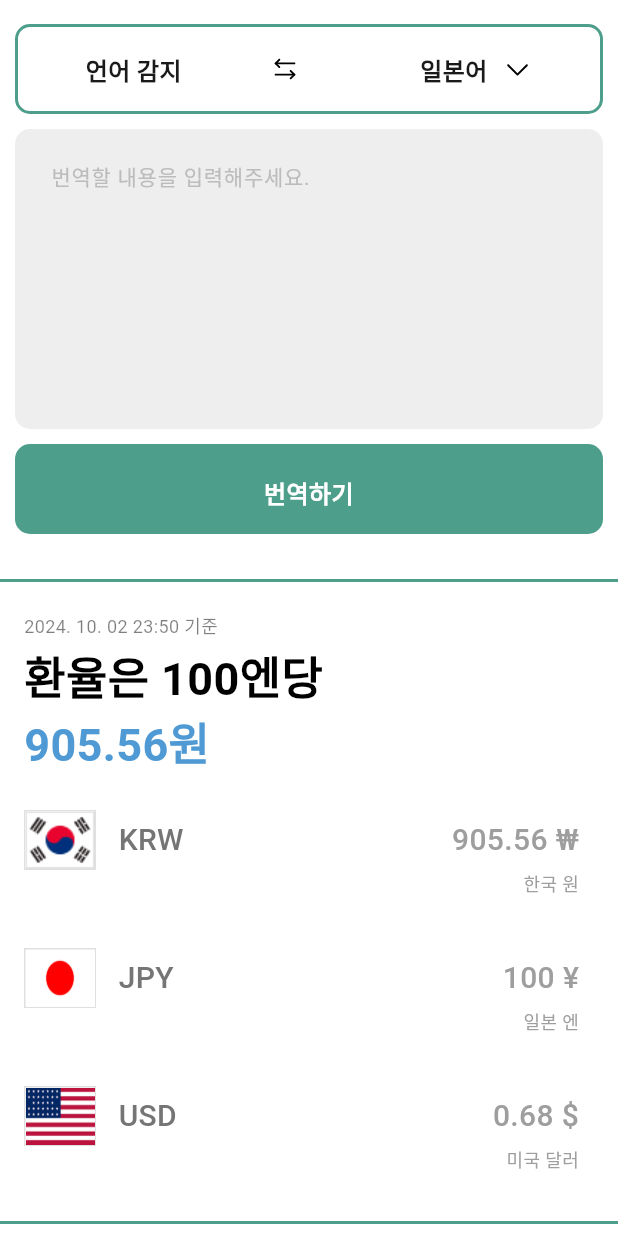
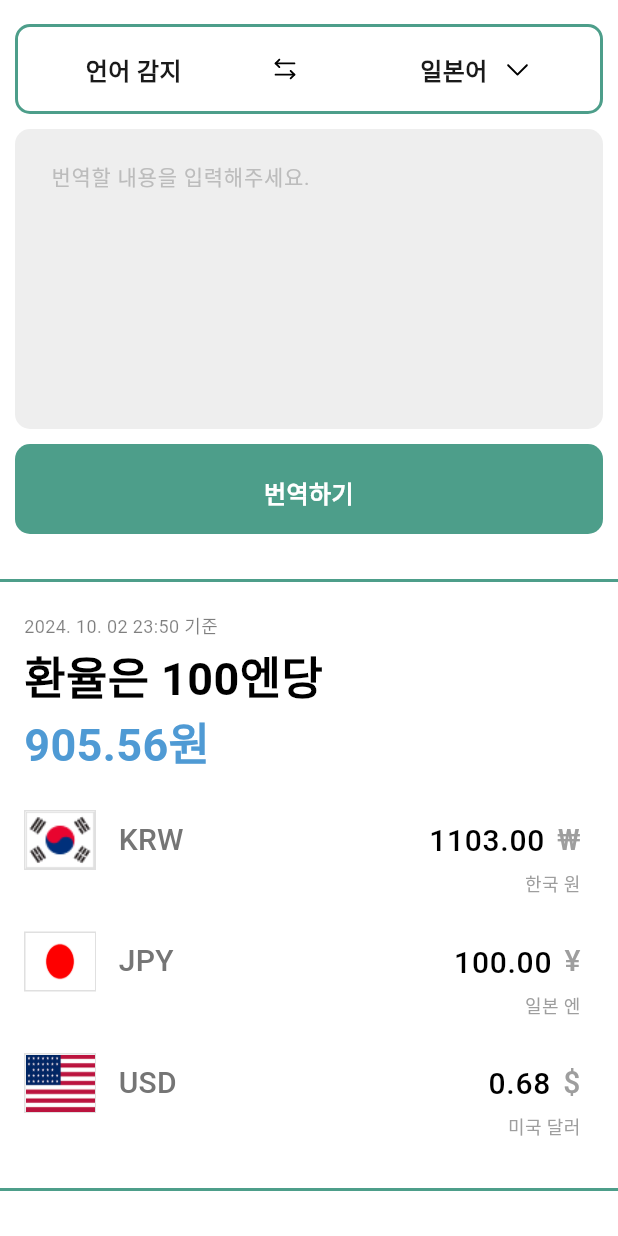
Before and after one commit to Popoisthebest/school_trip_app, a Flutter app: the screen it shows after launch, scrolled down 416 dp, on a phone screen of 412 x 824 dp. Run offline on Flutter 3.47's test engine with Material 3 defaults, Android fonts, the phone set to English and light mode, and no system bars; our stand-ins replace connectivity_plus, flutter_svg, google_maps_flutter; Roboto replaces fonts that are missing (Ownglyph okticon, Pretendard).

Commit message:
[feat] ToolPage 기능 구현 완료

```diff
--- a/lib/screens/trip_tool_screens/trip_tool_screen.dart
+++ b/lib/screens/trip_tool_screens/trip_tool_screen.dart
@@ -267,12 +267,9 @@ class _TripToolScreenState extends State<TripToolScreen> {
               color: const Color(0XFF4D9E8A), // 초록색 선
             ),
             Padding(
-              padding: const EdgeInsets.fromLTRB(16, 0, 26, 0),
+              padding: const EdgeInsets.only(left: 16, right: 25, top: 20),
               child: Column(
                 children: [
-                  const SizedBox(
-                    height: 20,
-                  ),
                   Row(
                     children: [
                       Text(
@@ -323,19 +320,7 @@ class _TripToolScreenState extends State<TripToolScreen> {
                   const SizedBox(
                     height: 24,
                   ),
-                  Column(
-                    children: [
-                      ExchangeRate('korea', 'KRW', '905.56 ₩', '한국 원'),
-                      const SizedBox(
-                        height: 34,
-                      ),
-                      ExchangeRate('japan', 'JPY', '100 ¥', '일본 엔'),
-                      const SizedBox(
-                        height: 34,
-                      ),
-                      ExchangeRate('usa', 'USD', '0.68 \$', '미국 달러'),
-                    ],
-                  ),
+                  const ExchangeRate(),
                   const SizedBox(
                     height: 32,
                   ),
--- a/lib/widgets/tool_exchange_rate/tool_exchange_rate.dart
+++ b/lib/widgets/tool_exchange_rate/tool_exchange_rate.dart
@@ -1,6 +1,86 @@
 import 'package:flutter/material.dart';
 
-Widget ExchangeRate(String nation, enMoneyUnit, sumMoney, koMoneyUnit) {
+class ExchangeRate extends StatefulWidget {
+  const ExchangeRate({super.key});
+
+  @override
+  _ExchangeRateState createState() => _ExchangeRateState();
+}
+
+class _ExchangeRateState extends State<ExchangeRate> {
+  final TextEditingController koreaController = TextEditingController();
+  final TextEditingController japanController =
+      TextEditingController(text: '100');
+  final TextEditingController usaController = TextEditingController();
+
+  @override
+  void initState() {
+    super.initState();
+    double initialJapanValue = double.tryParse(japanController.text) ?? 0;
+    updateExchangeRates(initialJapanValue, 11.03, 0.0068);
+  }
+
+  void updateExchangeRates(
+      double value, double exchangeRateToKorea, double exchangeRateToUsa) {
+    setState(() {
+      koreaController.text = (value * exchangeRateToKorea).toStringAsFixed(2);
+      usaController.text = (value * exchangeRateToUsa).toStringAsFixed(2);
+      japanController.text = value.toStringAsFixed(2);
+    });
+  }
+
+  @override
+  Widget build(BuildContext context) {
+    return Column(
+      children: [
+        _buildExchangeRateRow(
+          'korea',
+          'KRW',
+          '한국 원',
+          '₩',
+          koreaController,
+          (value) {
+            double input = double.tryParse(value) ?? 0;
+            japanController.text = (input / 11.03).toStringAsFixed(2);
+            usaController.text = (input / 11.03 * 0.0068).toStringAsFixed(2);
+          },
+        ),
+        const SizedBox(height: 23),
+        _buildExchangeRateRow(
+          'japan',
+          'JPY',
+          '일본 엔',
+          '¥',
+          japanController,
+          (value) {
+            double input = double.tryParse(value) ?? 0;
+            updateExchangeRates(input, 11.03, 0.0068);
+          },
+        ),
+        const SizedBox(height: 23),
+        _buildExchangeRateRow(
+          'usa',
+          'USD',
+          '미국 달러',
+          '\$',
+          usaController,
+          (value) {
+            double input = double.tryParse(value) ?? 0;
+            japanController.text = (input / 0.0068).toStringAsFixed(2);
+            koreaController.text = (input / 0.0068 * 11.03).toStringAsFixed(2);
+          },
+        ),
+      ],
+    );
+  }
+
+  Widget _buildExchangeRateRow(
+      String nation,
+      String enMoneyUnit,
+      String moneyNation,
+      String currencySymbol,
+      TextEditingController controller,
+      Function(String) onChanged) {
     return Column(
       children: [
         Row(
@@ -21,9 +101,7 @@ Widget ExchangeRate(String nation, enMoneyUnit, sumMoney, koMoneyUnit) {
                     fit: BoxFit.fill,
                   ),
                 ),
-              const SizedBox(
-                width: 15,
-              ),
+                const SizedBox(width: 15),
                 Text(
                   enMoneyUnit,
                   style: const TextStyle(
@@ -35,9 +113,35 @@ Widget ExchangeRate(String nation, enMoneyUnit, sumMoney, koMoneyUnit) {
                 ),
               ],
             ),
+            SizedBox(
+              width: 200,
+              child: Row(
+                children: [
+                  Expanded(
+                    child: TextField(
+                      textAlign: TextAlign.end,
+                      controller: controller,
+                      keyboardType: TextInputType.number,
+                      onChanged: (value) {
+                        setState(() {
+                          controller.text = value;
+                          controller.selection = TextSelection.fromPosition(
+                              TextPosition(offset: value.length));
+                        });
+                        onChanged(value);
+                      },
+                      style: const TextStyle(
+                        color: Color(0xFF000000), // 입력 중일 때는 검은색으로 변경
+                        fontSize: 20,
+                        fontFamily: 'Pretendard',
+                        fontWeight: FontWeight.w500,
+                        height: 0,
+                      ),
+                      decoration: const InputDecoration.collapsed(hintText: ''),
+                    ),
+                  ),
                   Text(
-            sumMoney,
-            textAlign: TextAlign.right,
+                    ' $currencySymbol',
                     style: const TextStyle(
                       color: Color(0xFF9E9E9E),
                       fontSize: 20,
@@ -47,17 +151,21 @@ Widget ExchangeRate(String nation, enMoneyUnit, sumMoney, koMoneyUnit) {
                   ),
                 ],
               ),
+            ),
+          ],
+        ),
         Row(
           mainAxisAlignment: MainAxisAlignment.end,
           children: [
             Text(
-            koMoneyUnit,
+              moneyNation,
               textAlign: TextAlign.right,
               style: const TextStyle(
                 color: Color(0xFF9E9E9E),
                 fontSize: 12,
                 fontFamily: 'Pretendard',
                 fontWeight: FontWeight.w500,
+                height: 0,
               ),
             )
           ],
@@ -65,3 +173,4 @@ Widget ExchangeRate(String nation, enMoneyUnit, sumMoney, koMoneyUnit) {
       ],
     );
   }
+}
```
Lines whose indentation alone changed are shown as unchanged.
